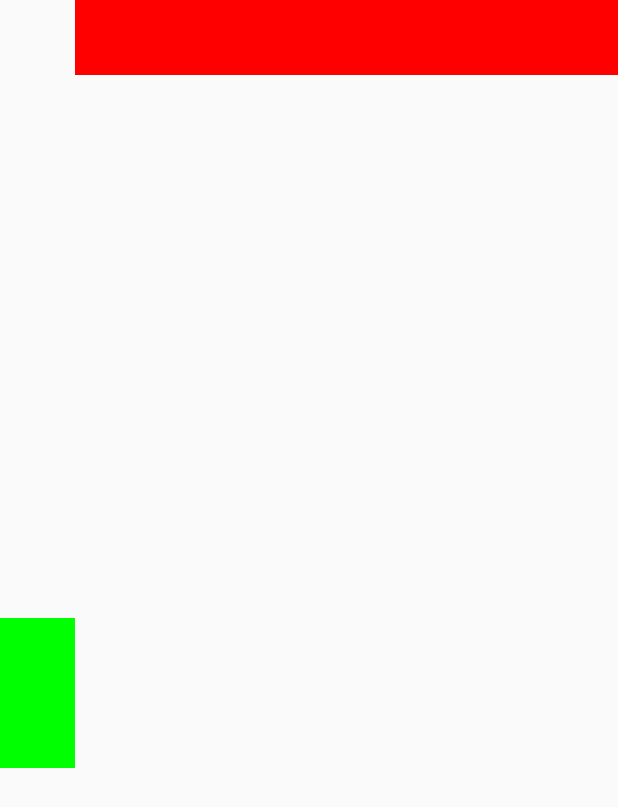
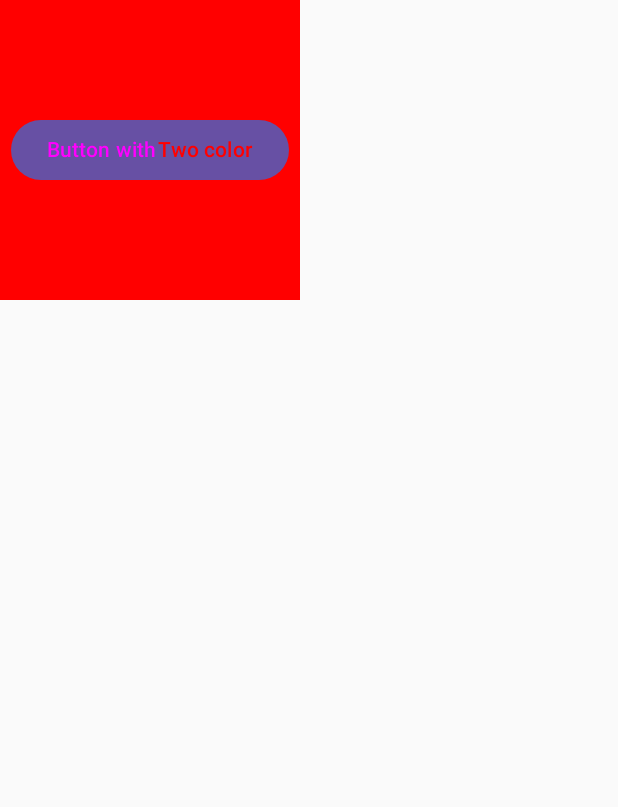
Before and after one commit to FarasatN/AppCompose, an Android app built with Jetpack Compose: the screen it shows after launch (MainActivity), on a phone screen of 412 x 824 dp. Shown: the top 807 px of the screen. Run offline under Robolectric (Android 15) with nearby library versions, the phone set to English and light mode, and no system bars.

```diff
--- a/app/src/main/java/com/example/appcompose/MainActivity.kt
+++ b/app/src/main/java/com/example/appcompose/MainActivity.kt
@@ -1,67 +1,20 @@
 package com.example.appcompose
 
-import android.annotation.SuppressLint
-import android.content.Intent
-import android.content.res.Resources.Theme
-import android.net.Uri
 import android.os.Bundle
-import android.widget.Button
 import androidx.activity.ComponentActivity
 import androidx.activity.compose.setContent
 import androidx.compose.foundation.background
-import androidx.compose.foundation.clickable
 import androidx.compose.foundation.layout.Box
-import androidx.compose.foundation.layout.Column
-import androidx.compose.foundation.layout.fillMaxSize
-import androidx.compose.foundation.layout.fillMaxWidth
-import androidx.compose.foundation.layout.padding
-import androidx.compose.foundation.layout.wrapContentSize
-import androidx.compose.foundation.lazy.LazyColumn
-import androidx.compose.foundation.lazy.items
-import androidx.compose.foundation.lazy.itemsIndexed
-import androidx.compose.foundation.rememberScrollState
-import androidx.compose.foundation.verticalScroll
-import androidx.compose.material.icons.Icons
-import androidx.compose.material.icons.filled.Add
-import androidx.compose.material3.ExtendedFloatingActionButton
-import androidx.compose.material3.Icon
-import androidx.compose.material3.Scaffold
-import androidx.compose.material3.Snackbar
-import androidx.compose.material3.SnackbarHost
-import androidx.compose.material3.SnackbarHostState
+import androidx.compose.foundation.layout.size
+import androidx.compose.material3.Button
 import androidx.compose.material3.Text
-import androidx.compose.material3.rememberBottomSheetScaffoldState
-import androidx.compose.runtime.Composable
+import androidx.compose.runtime.getValue
 import androidx.compose.runtime.mutableStateOf
-import androidx.compose.runtime.remember
-import androidx.compose.runtime.rememberCoroutineScope
+import androidx.compose.runtime.*
 import androidx.compose.ui.Alignment
 import androidx.compose.ui.Modifier
 import androidx.compose.ui.graphics.Color
-import androidx.compose.ui.layout.layout
-import androidx.compose.ui.layout.layoutId
-import androidx.compose.ui.platform.LocalUriHandler
-import androidx.compose.ui.text.SpanStyle
-import androidx.compose.ui.text.buildAnnotatedString
-import androidx.compose.ui.text.font.Font
-import androidx.compose.ui.text.font.FontFamily
-import androidx.compose.ui.text.font.FontWeight
-import androidx.compose.ui.text.style.TextAlign
-import androidx.compose.ui.text.style.TextDecoration
-import androidx.compose.ui.text.withStyle
-import androidx.compose.ui.tooling.preview.Preview
-import androidx.compose.ui.unit.Constraints
 import androidx.compose.ui.unit.dp
-import androidx.compose.ui.unit.sp
-import androidx.constraintlayout.compose.ChainStyle
-import androidx.constraintlayout.compose.ConstraintLayout
-import androidx.constraintlayout.compose.ConstraintSet
-import androidx.constraintlayout.compose.Dimension
-import kotlinx.coroutines.Delay
-import kotlinx.coroutines.launch
-import java.util.ArrayList
-import java.util.Timer
-import kotlin.random.Random
 
 class MainActivity : ComponentActivity() {
     override fun onCreate(savedInstanceState: Bundle?) {
@@ -314,37 +267,56 @@ class MainActivity : ComponentActivity() {
         //-------------------------------------------------------
 
         //ConstraintLayout in Compose
+//        setContent{
+//            val constraints = ConstraintSet{
+//
+//                val greenBox = createRefFor("greenBox")
+//                val redBox = createRefFor("redBox")
+//                val guideline = createGuidelineFromTop(0.5f)
+//                constrain(greenBox){
+//                    top.linkTo(guideline)
+//                    start.linkTo(parent.start)
+//                    width = Dimension.value(50.dp)
+//                    height = Dimension.value(100.dp)
+//                }
+//                constrain(redBox){
+//                    top.linkTo(parent.top)
+//                    start.linkTo(greenBox.end)
+//                    width = Dimension.fillToConstraints
+//                    height = Dimension.value(50.dp)
+//                }
+//
+//                createHorizontalChain(greenBox,redBox, chainStyle = ChainStyle.Packed)
+//            }
+//            ConstraintLayout(constraintSet = constraints, modifier = Modifier.fillMaxSize()) {
+//                Box(modifier = Modifier
+//                    .background(Color.Green)
+//                    .layoutId("greenBox"))
+//                Box(modifier = Modifier
+//                    .background(Color.Red)
+//                    .layoutId("redBox"))
+//            }
+//
+//        }
+
+        //------------------------------------------
+
+        //Simple Animations
+
+
         setContent{
-            val constraints = ConstraintSet{
+            var sizeState by remember { mutableStateOf(200.dp) }
+            Box(modifier = Modifier.size(200.dp)
+                .background(Color.Red),
+                contentAlignment = Alignment.Center) {
+                Button(onClick = { /*TODO*/ }) {
+                    Text(text = "Button with", color = Color.Magenta)
+                    Text(text = "Two color", color = Color.Red)
+                }
+            }
+        }
 
-                val greenBox = createRefFor("greenBox")
-                val redBox = createRefFor("redBox")
-                val guideline = createGuidelineFromTop(0.5f)
-                constrain(greenBox){
-                    top.linkTo(guideline)
-                    start.linkTo(parent.start)
-                    width = Dimension.value(50.dp)
-                    height = Dimension.value(100.dp)
-                }
-                constrain(redBox){
-                    top.linkTo(parent.top)
-                    start.linkTo(greenBox.end)
-                    width = Dimension.fillToConstraints
-                    height = Dimension.value(50.dp)
-                }
 
-                createHorizontalChain(greenBox,redBox, chainStyle = ChainStyle.Packed)
-            }
-            ConstraintLayout(constraintSet = constraints, modifier = Modifier.fillMaxSize()) {
-                Box(modifier = Modifier
-                    .background(Color.Green)
-                    .layoutId("greenBox"))
-                Box(modifier = Modifier
-                    .background(Color.Red)
-                    .layoutId("redBox"))
-            }
-
-        }
     }
 
 
```
